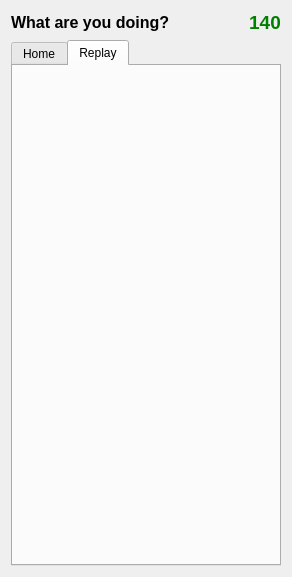
mtux/choqok-old, file src/mainwindow_base.ui: the form before one commit.
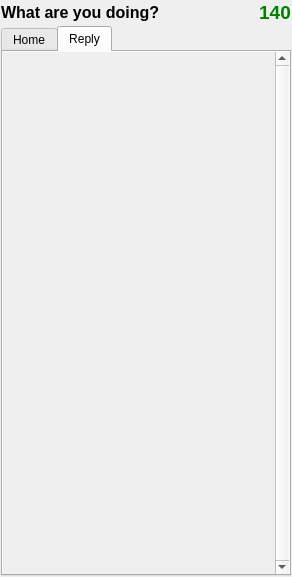
The form after the commit. The open tabs and pages were chosen to show the change. Custom widgets are drawn as their Qt base class.

Commit message: Bunch of bugs fixed. Support for reply timeline implemented.

What changed in the file:
```diff
--- a/src/mainwindow_base.ui
+++ b/src/mainwindow_base.ui
@@ -22,6 +22,12 @@
    <bool>true</bool>
   </property>
   <layout class="QGridLayout" name="gridLayout_2" >
+   <property name="margin" >
+    <number>1</number>
+   </property>
+   <property name="spacing" >
+    <number>2</number>
+   </property>
    <item row="0" column="0" >
     <layout class="QVBoxLayout" name="inputLayout" >
      <item>
@@ -139,9 +145,50 @@
      </widget>
      <widget class="QWidget" name="tabReplay" >
       <attribute name="title" >
-       <string>Replay</string>
+       <string>Reply</string>
       </attribute>
-      <layout class="QVBoxLayout" name="verticalLayout_2" />
+      <layout class="QVBoxLayout" name="verticalLayout_2" >
+       <property name="spacing" >
+        <number>0</number>
+       </property>
+       <property name="margin" >
+        <number>0</number>
+       </property>
+       <item>
+        <widget class="QScrollArea" name="replyScroll" >
+         <property name="frameShape" >
+          <enum>QFrame::NoFrame</enum>
+         </property>
+         <property name="verticalScrollBarPolicy" >
+          <enum>Qt::ScrollBarAlwaysOn</enum>
+         </property>
+         <property name="horizontalScrollBarPolicy" >
+          <enum>Qt::ScrollBarAlwaysOff</enum>
+         </property>
+         <property name="widgetResizable" >
+          <bool>true</bool>
+         </property>
+         <widget class="QWidget" name="frameReply" >
+          <property name="geometry" >
+           <rect>
+            <x>0</x>
+            <y>0</y>
+            <width>267</width>
+            <height>512</height>
+           </rect>
+          </property>
+          <layout class="QVBoxLayout" name="verticalLayout_3" >
+           <property name="spacing" >
+            <number>0</number>
+           </property>
+           <property name="margin" >
+            <number>0</number>
+           </property>
+          </layout>
+         </widget>
+        </widget>
+       </item>
+      </layout>
      </widget>
     </widget>
    </item>
```
Left out of the diff: 9 changed lines with no effect on the pictures. The commit also changes 12 other files.
